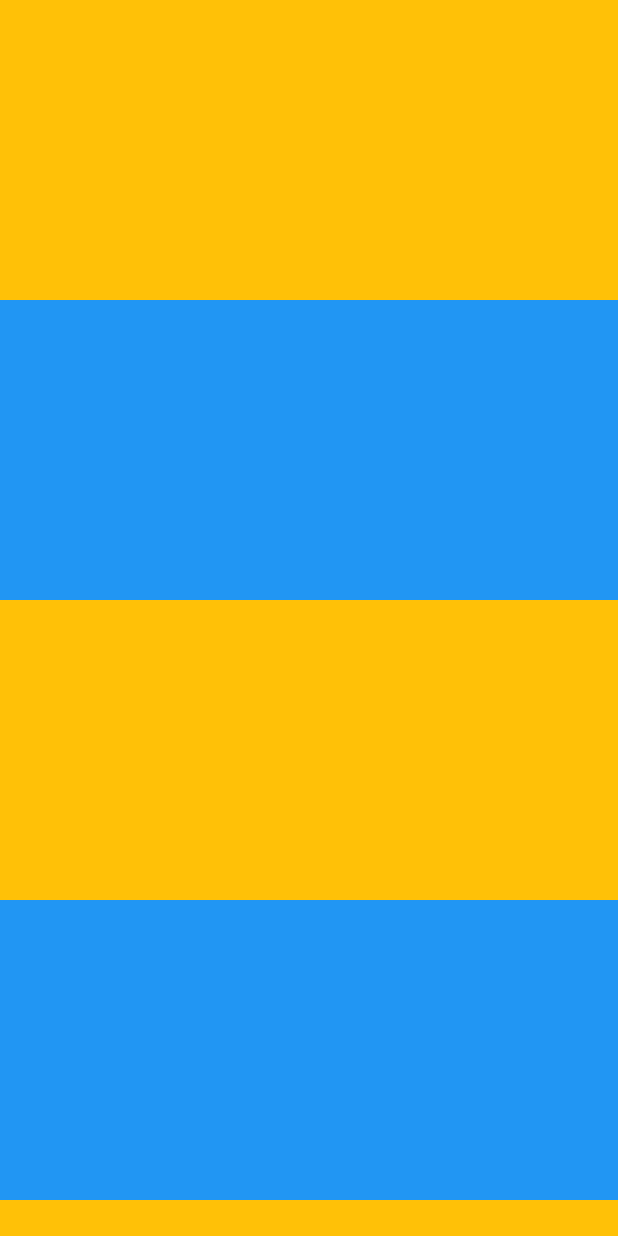
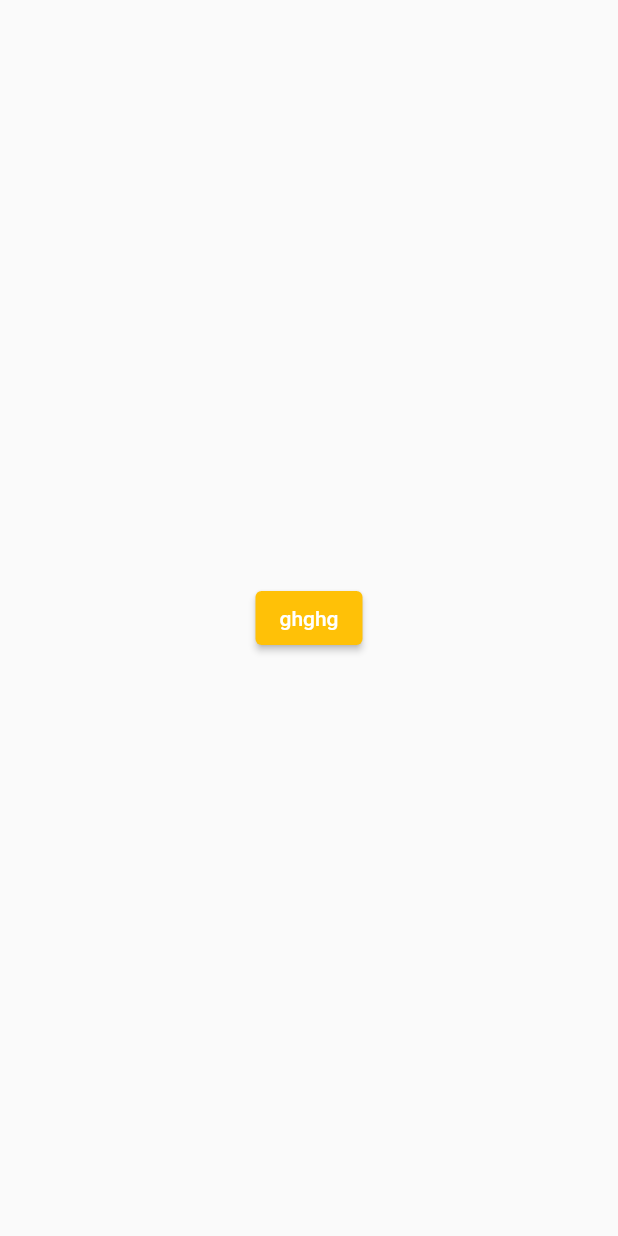
Before and after one commit to neyrodzen/LazzyLoad-TMDB, a Flutter app: the screen it shows after launch, on a phone screen of 412 x 824 dp. Run offline on Flutter 3.47's test engine with Material 2 defaults, Android fonts, the phone set to English and light mode, and no system bars.

```diff
--- a/test_ui/lib/main.dart
+++ b/test_ui/lib/main.dart
@@ -1,13 +1,13 @@
 import 'package:flutter/material.dart';
 
-import 'widgets/app.dart';
+import 'widgets/auth.dart';
 
 void main() {
   runApp(
     MaterialApp(
       theme: ThemeData(primarySwatch: Colors.blue),
       home: const Scaffold(
-        body: App(),
+        body: Auth(),
       ),
     ),
   );
--- /dev/null
+++ b/test_ui/lib/widgets/auth.dart
@@ -0,0 +1,29 @@
+// ignore_for_file: prefer_const_literals_to_create_immutables
+
+import 'package:flutter/material.dart';
+
+class Auth extends StatefulWidget {
+  const Auth({super.key});
+
+  @override
+  State<Auth> createState() => _AuthState();
+}
+
+class _AuthState extends State<Auth> {
+  void onPressed() {
+    print("on press");
+  }
+
+  @override
+  Widget build(BuildContext context) {
+    return Center(
+        child: Container(
+            child: ElevatedButton(
+      onPressed: onPressed,
+      child: Text("ghghg"),
+      style: ButtonStyle(
+        backgroundColor: MaterialStateProperty.all(Colors.amber),
+      ),
+    )));
+  }
+}
```
